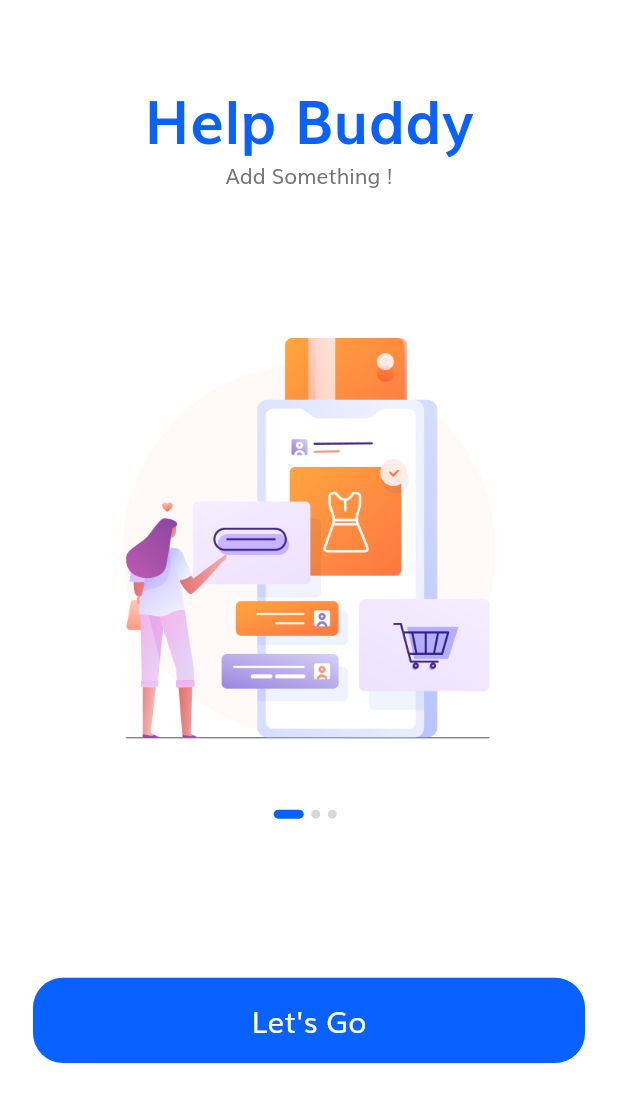
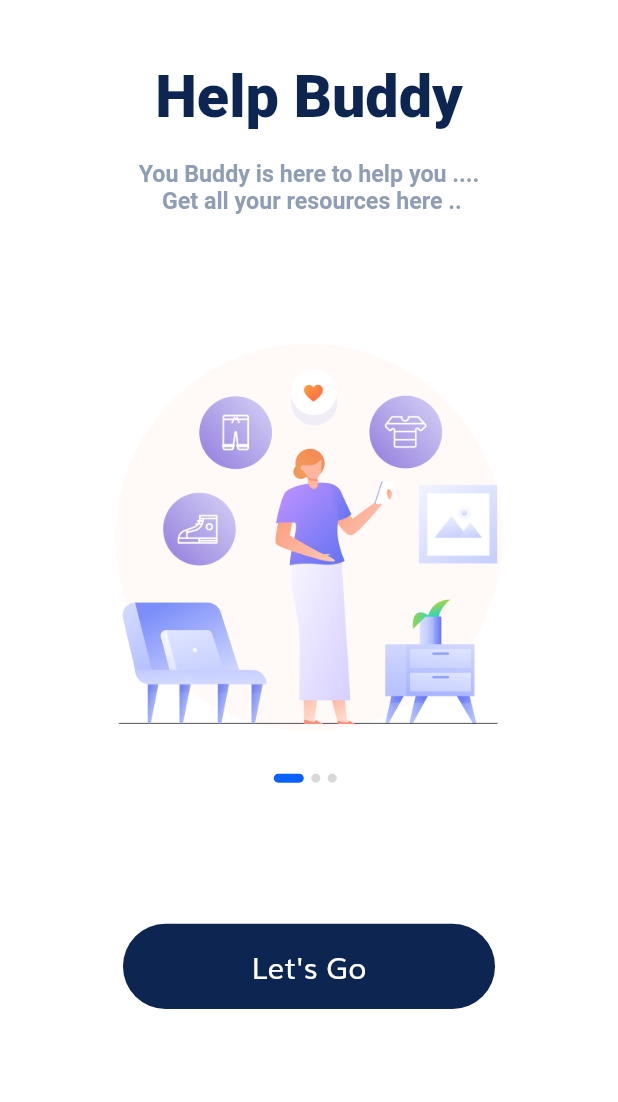
Before and after one commit to ctrl-gaurav/Help-Buddy, a Flutter app: the screen it shows after launch, on a phone screen of 412 x 824 dp. Shown: the top 1102 px of the screen. Run offline on Flutter 3.47's test engine with Material 2 defaults, Android fonts, the phone set to English and light mode, and no system bars; our stand-ins replace cloud_firestore, firebase_auth, firebase_core, fluttertoast, modal_progress_hud; accounts and stored records are empty; Roboto replaces fonts that are missing (Cardo, Product Sans).

```diff
--- a/lib/welcomeScreen/components/default_button.dart
+++ b/lib/welcomeScreen/components/default_button.dart
@@ -18,8 +18,8 @@ class DefaultButton extends StatelessWidget {
       width: double.infinity,
       height: getProportionateScreenHeight(56),
       child: FlatButton(
-        shape: RoundedRectangleBorder(borderRadius: BorderRadius.circular(20)),
-        color: kPrimaryColor,
+        shape: RoundedRectangleBorder(borderRadius: BorderRadius.circular(40)),
+        color: Color(0xff0c2551),
         onPressed: press,
         child: Text(
           text,
--- a/lib/welcomeScreen/screens/pages/body.dart
+++ b/lib/welcomeScreen/screens/pages/body.dart
@@ -16,16 +16,16 @@ class _BodyState extends State<Body> {
   int currentPage = 0;
   List<Map<String, String>> splashData = [
     {
-      "text": "Add Something !",
+      "text": "You Buddy is here to help you ....\n Get all your resources here ..",
+      "image": "assets/images/splash_3.png"
+    },
+    {
+      "text": "Never miss a deadline or Class ",
       "image": "assets/images/splash_1.png"
     },
     {
-      "text": "Add Something !",
+      "text": "Revisit your recorded lectures whenever you want ",
       "image": "assets/images/splash_2.png"
-    },
-    {
-      "text": "Add Something !",
-      "image": "assets/images/splash_3.png"
     },
   ];
   @override
@@ -69,7 +69,9 @@ class _BodyState extends State<Body> {
                     Spacer(
                       flex: 3,
                     ),
-                    DefaultButton(
+                    Padding(
+                      padding: const EdgeInsets.all(60.0),
+                      child: DefaultButton(
                         text: "Let's Go",
                         press: () {
                          // Navigator.pushNamed(context, '/second');
@@ -81,6 +83,7 @@ class _BodyState extends State<Body> {
                             ),
                           );
                         },
+                      ),
                     ),
                     SizedBox(height: 80.0,),
                     Spacer(),
--- a/lib/welcomeScreen/screens/pages/splash_content.dart
+++ b/lib/welcomeScreen/screens/pages/splash_content.dart
@@ -17,14 +17,27 @@ class SplashContent extends StatelessWidget {
         Spacer(),
         Text(
           "Help Buddy",
+          // style: TextStyle(
+          //   fontSize: getProportionateScreenWidth(36),
+          //   color: Color(0xff0c2551),
+          //   fontWeight: FontWeight.bold,
+          // ),
           style: TextStyle(
+            fontFamily: 'Cardo',
             fontSize: getProportionateScreenWidth(36),
-            color: kPrimaryColor,
-            fontWeight: FontWeight.bold,
+            color: Color(0xff0C2551),
+            fontWeight: FontWeight.w800,
           ),
         ),
+        SizedBox(height: 20,),
         Text(
           text,
+          style: TextStyle(
+            fontFamily: 'Product Sans',
+            fontSize: 15.5,
+            fontWeight: FontWeight.bold,
+            color: Color(0xff8f9db5),
+          ),
           textAlign: TextAlign.center,
         ),
         Spacer(flex: 2),
```
Also changed, not shown: lib/secondScreen/SecondScreen.dart (+44 -16 lines). Lines whose indentation alone changed are shown as unchanged.
